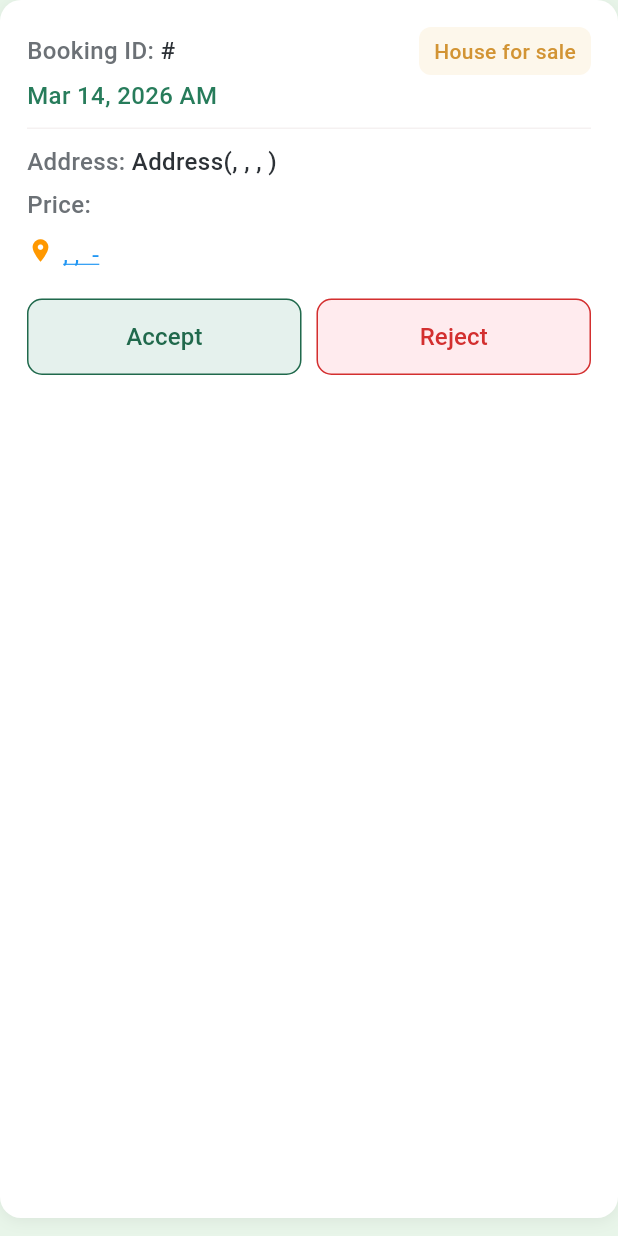
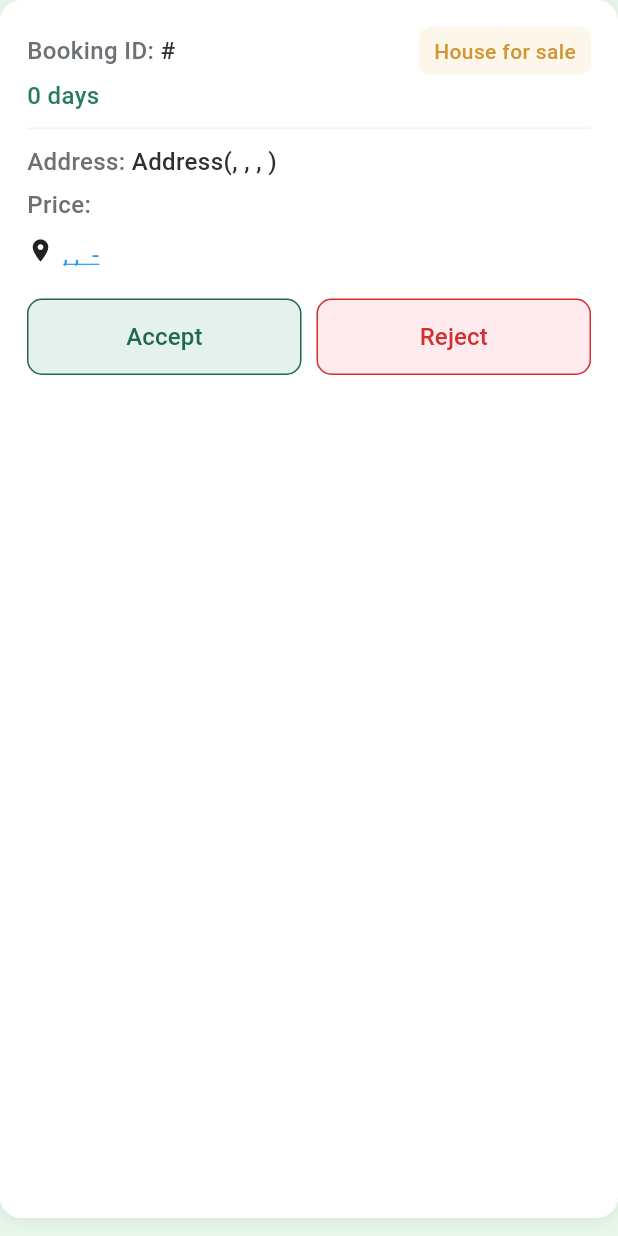
Before and after one commit to Mohammed-Obaid/exam_pagination_list, a Flutter app: the PropertyCard widget shown alone on an empty page, opened directly with empty values, on a phone screen of 412 x 824 dp. Run offline on Flutter 3.47's test engine with Material 3 defaults, Android fonts, the light colour scheme and no system bars; our stand-ins replace dartz, dio, equatable, flutter_bloc, get_it; network calls fail.

Commit message:
change style for daysOnZillow

```diff
--- a/lib/features/properties/presentation/widgets/property_card.dart
+++ b/lib/features/properties/presentation/widgets/property_card.dart
@@ -6,7 +6,6 @@ import '../../domain/entities/property.dart';
 import 'package:url_launcher/url_launcher.dart';
 import '../../../../config/app_text_styles.dart';
 import '../../../../config/app_button_styles.dart';
-
 
 /// Display statuses from server; used for chip label and fallback when statusText is not in this list.
 const _displayStatuses = [
@@ -90,24 +89,9 @@ class PropertyCard extends StatelessWidget {
     );
   }
 
-  String get _dateTimeText {
-    const months = [
-      'Jan',
-      'Feb',
-      'Mar',
-      'Apr',
-      'May',
-      'Jun',
-      'Jul',
-      'Aug',
-      'Sep',
-      'Oct',
-      'Nov',
-      'Dec'
-    ];
-    final now = DateTime.now();
-    final ampm = now.hour >= 12 ? 'PM' : 'AM';
-    return '${months[now.month - 1]} ${now.day}, ${now.year} $ampm';
+  String get _daysOnZillowText {
+    final days = property.daysOnZillow;
+    return '$days ${days == 1 ? 'day' : 'days'}';
   }
 
   /// Returns the status text to show on the card (from server or fallback).
@@ -121,7 +105,8 @@ class PropertyCard extends StatelessWidget {
     if (ht.contains('house')) return 'House for sale';
     if (ht.contains('condo')) return 'Condo for sale';
     if (ht.contains('townhouse')) return 'Townhouse for sale';
-    if (ht.contains('multi') || ht.contains('family')) return 'Multi-family home for sale';
+    if (ht.contains('multi') || ht.contains('family'))
+      return 'Multi-family home for sale';
     if (ht.contains('apartment')) return 'Apartment for sale';
     return _displayStatuses.first;
   }
@@ -193,7 +178,7 @@ class PropertyCard extends StatelessWidget {
           ),
           const SizedBox(height: AppSpacing.xxs),
           Text(
-            _dateTimeText,
+            _daysOnZillowText,
             style: AppTextStyles.dateTime,
           ),
           const SizedBox(height: AppSpacing.sm),
@@ -209,7 +194,7 @@ class PropertyCard extends StatelessWidget {
                 const Icon(
                   Icons.location_on,
                   size: 18,
-                  color: Color(0xFFFF9800),
+                  color: AppColors.textPrimary,
                 ),
                 const SizedBox(width: AppSpacing.xs),
                 Expanded(
```
